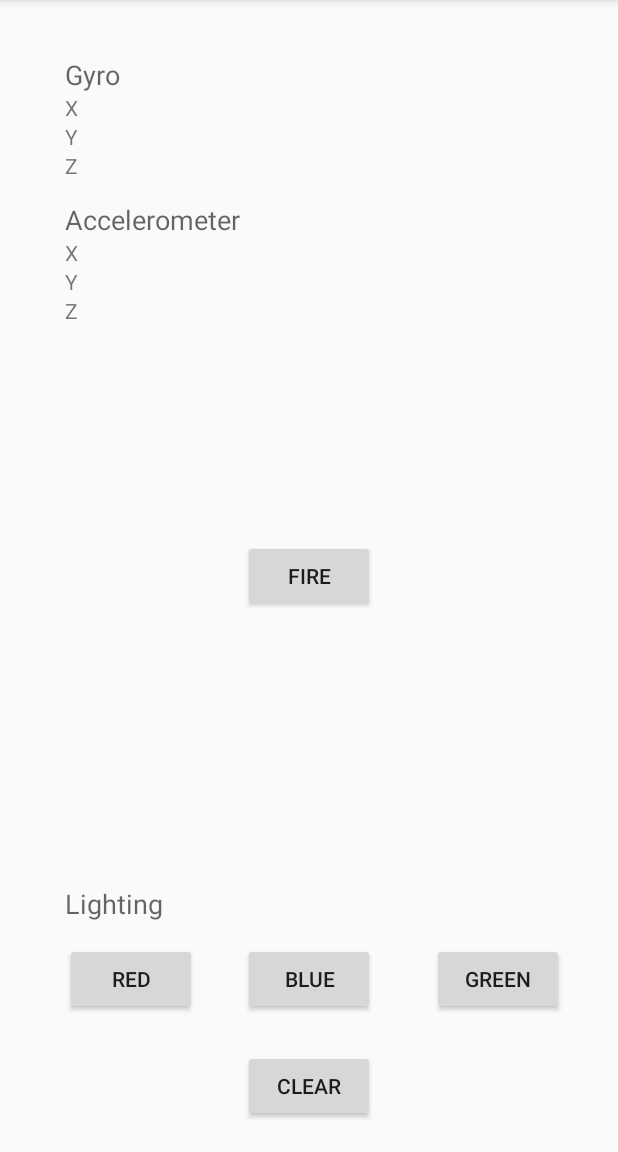
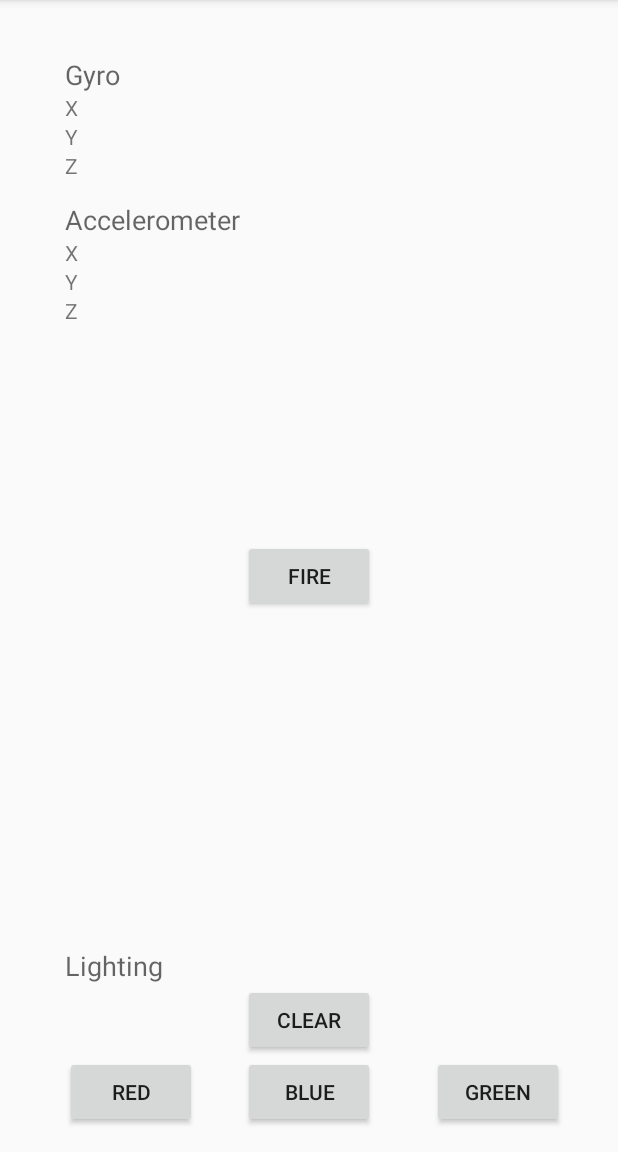
Before and after one commit to mr-glt/TrebuchetLauncher, an Android app: the screen it shows after launch (MainActivity), on a phone screen of 412 x 824 dp, the part 84-1236 px from its top. Run offline under Robolectric (Android 15) with nearby library versions, the phone set to English and light mode, and no system bars; libraries missing offline, so code that uses them is left out: app.akexorcist.bluetotohspp; 6 statements that could not run were skipped.

Commit message:
I'm too lazy

```diff
--- a/app/src/main/AndroidManifest.xml
+++ b/app/src/main/AndroidManifest.xml
@@ -1,15 +1,16 @@
 <?xml version="1.0" encoding="utf-8"?>
 <manifest xmlns:android="http://schemas.android.com/apk/res/android"
     package="xyz.syzygylabs.trebuchetlauncher">
+
     <uses-permission android:name="android.permission.BLUETOOTH" />
     <uses-permission android:name="android.permission.BLUETOOTH_ADMIN" />
+
     <application
         android:allowBackup="true"
         android:icon="@mipmap/ic_launcher"
         android:label="@string/app_name"
         android:supportsRtl="true"
         android:theme="@style/AppTheme">
-
         <activity android:name=".MainActivity">
             <intent-filter>
                 <action android:name="android.intent.action.MAIN" />
@@ -18,6 +19,7 @@
             </intent-filter>
         </activity>
         <activity android:name="app.akexorcist.bluetoothspp.DeviceList" />
+        <activity android:name=".Build"></activity>
     </application>
 
 </manifest>
--- a/app/src/main/res/layout/activity_main.xml
+++ b/app/src/main/res/layout/activity_main.xml
@@ -99,24 +99,6 @@
         android:layout_marginEnd="20dp" />
 
     <Button
-        android:text="Clear"
-        android:layout_width="wrap_content"
-        android:layout_height="wrap_content"
-        android:layout_marginTop="23dp"
-        android:id="@+id/btnCLear"
-        android:layout_below="@+id/btnBlue"
-        android:layout_alignStart="@+id/btnBlue" />
-
-    <Button
-        android:text="Red"
-        android:layout_width="wrap_content"
-        android:layout_height="wrap_content"
-        android:id="@+id/button"
-        android:layout_marginBottom="75dp"
-        android:layout_alignParentBottom="true"
-        android:layout_alignStart="@+id/acZ" />
-
-    <Button
         android:text="Fire"
         android:layout_width="wrap_content"
         android:layout_height="wrap_content"
@@ -124,13 +106,28 @@
         android:layout_alignStart="@+id/btnBlue"
         android:id="@+id/btnFire" />
 
+    <Button
+        android:text="Red"
+        android:layout_width="wrap_content"
+        android:layout_height="wrap_content"
+        android:id="@+id/button"
+        android:layout_alignParentBottom="true"
+        android:layout_alignStart="@+id/acZ" />
+
+    <Button
+        android:text="Clear"
+        android:layout_width="wrap_content"
+        android:layout_height="wrap_content"
+        android:id="@+id/btnCLear"
+        android:layout_above="@+id/btnBlue"
+        android:layout_alignStart="@+id/btnBlue" />
+
     <TextView
         android:text="Lighting"
         android:layout_width="wrap_content"
         android:layout_height="wrap_content"
         android:id="@+id/textView2"
         android:textAppearance="@android:style/TextAppearance.Material.Medium"
-        android:layout_above="@+id/button"
-        android:layout_alignStart="@+id/button"
-        android:layout_marginBottom="14dp" />
+        android:layout_above="@+id/btnCLear"
+        android:layout_alignStart="@+id/button" />
 </RelativeLayout>
```
Also changed, not shown: app/src/main/java/xyz/syzygylabs/trebuchetlauncher/Build.java (added, +13 -0 lines), app/src/main/res/layout/activity_build.xml (added, +13 -0 lines), 2 other files.
